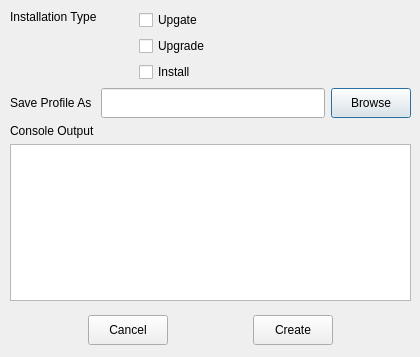
Above: ui/AptOfflineQtCreateProfile.ui from rickysarraf/apt-offline before the change. Below: the same form after it.
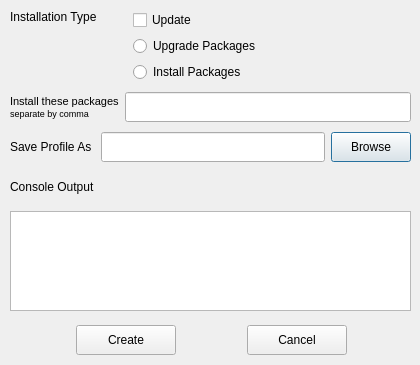
That is the form after the change. Icons and pictures are not drawn.

Commit message: added install packages lineEdit

```diff
--- a/ui/AptOfflineQtCreateProfile.ui
+++ b/ui/AptOfflineQtCreateProfile.ui
@@ -7,7 +7,7 @@
     <x>0</x>
     <y>0</y>
     <width>420</width>
-    <height>357</height>
+    <height>365</height>
    </rect>
   </property>
   <property name="windowTitle">
@@ -19,7 +19,7 @@
      <x>10</x>
      <y>10</y>
      <width>401</width>
-     <height>291</height>
+     <height>301</height>
     </rect>
    </property>
    <layout class="QVBoxLayout" name="verticalLayout">
@@ -33,7 +33,7 @@
         <item>
          <layout class="QVBoxLayout" name="verticalLayout_3">
           <property name="spacing">
-           <number>-1</number>
+           <number>6</number>
           </property>
           <property name="sizeConstraint">
            <enum>QLayout::SetMinimumSize</enum>
@@ -61,21 +61,21 @@
           <item>
            <widget class="QCheckBox" name="chkUpdate">
             <property name="text">
-             <string>Upgate</string>
+             <string>Update</string>
             </property>
            </widget>
           </item>
           <item>
-           <widget class="QCheckBox" name="chkUpgrade">
+           <widget class="QRadioButton" name="radioButton">
             <property name="text">
-             <string>Upgrade</string>
+             <string>Upgrade Packages</string>
             </property>
            </widget>
           </item>
           <item>
-           <widget class="QCheckBox" name="chkInstall">
+           <widget class="QRadioButton" name="radioButton_2">
             <property name="text">
-             <string>Install</string>
+             <string>Install Packages</string>
             </property>
            </widget>
           </item>
@@ -101,10 +101,71 @@
       </item>
      </layout>
     </item>
+    <item>
+     <spacer name="verticalSpacer_2">
+      <property name="orientation">
+       <enum>Qt::Vertical</enum>
+      </property>
+      <property name="sizeType">
+       <enum>QSizePolicy::Fixed</enum>
+      </property>
+      <property name="sizeHint" stdset="0">
+       <size>
+        <width>20</width>
+        <height>4</height>
+       </size>
+      </property>
+     </spacer>
+    </item>
+    <item>
+     <layout class="QHBoxLayout" name="horizontalLayout_6">
+      <property name="sizeConstraint">
+       <enum>QLayout::SetDefaultConstraint</enum>
+      </property>
+      <item>
+       <widget class="QLabel" name="lblPackageList">
+        <property name="text">
+         <string>&lt;!DOCTYPE HTML PUBLIC &quot;-//W3C//DTD HTML 4.0//EN&quot; &quot;http://www.w3.org/TR/REC-html40/strict.dtd&quot;&gt;
+&lt;html&gt;&lt;head&gt;&lt;meta name=&quot;qrichtext&quot; content=&quot;1&quot; /&gt;&lt;style type=&quot;text/css&quot;&gt;
+p, li { white-space: pre-wrap; }
+&lt;/style&gt;&lt;/head&gt;&lt;body style=&quot; font-family:'DejaVu Sans'; font-size:8pt; font-weight:400; font-style:normal;&quot;&gt;
+&lt;p style=&quot; margin-top:0px; margin-bottom:0px; margin-left:0px; margin-right:0px; -qt-block-indent:0; text-indent:0px;&quot;&gt;Install these packages&lt;/p&gt;
+&lt;p style=&quot; margin-top:0px; margin-bottom:0px; margin-left:0px; margin-right:0px; -qt-block-indent:0; text-indent:0px;&quot;&gt;&lt;span style=&quot; font-size:7pt;&quot;&gt;separate by comma&lt;/span&gt;&lt;/p&gt;&lt;/body&gt;&lt;/html&gt;</string>
+        </property>
+       </widget>
+      </item>
+      <item>
+       <widget class="QLineEdit" name="packageList">
+        <property name="minimumSize">
+         <size>
+          <width>0</width>
+          <height>30</height>
+         </size>
+        </property>
+       </widget>
+      </item>
+     </layout>
+    </item>
+    <item>
+     <spacer name="verticalSpacer">
+      <property name="orientation">
+       <enum>Qt::Vertical</enum>
+      </property>
+      <property name="sizeType">
+       <enum>QSizePolicy::Fixed</enum>
+      </property>
+      <property name="sizeHint" stdset="0">
+       <size>
+        <width>20</width>
+        <height>4</height>
+       </size>
+      </property>
+     </spacer>
+    </item>
     <item>
      <layout class="QVBoxLayout" name="verticalLayout_5">
       <property name="spacing">
-       <number>-1</number>
+       <number>6</number>
       </property>
       <property name="sizeConstraint">
        <enum>QLayout::SetDefaultConstraint</enum>
@@ -169,7 +230,26 @@
          </widget>
         </item>
         <item>
-         <widget class="QTextEdit" name="txtConsoleOutput"/>
+         <widget class="QTextEdit" name="consoleOutputHolder">
+          <property name="sizePolicy">
+           <sizepolicy hsizetype="Expanding" vsizetype="Fixed">
+            <horstretch>0</horstretch>
+            <verstretch>0</verstretch>
+           </sizepolicy>
+          </property>
+          <property name="minimumSize">
+           <size>
+            <width>0</width>
+            <height>100</height>
+           </size>
+          </property>
+          <property name="maximumSize">
+           <size>
+            <width>16777215</width>
+            <height>100</height>
+           </size>
+          </property>
+         </widget>
         </item>
        </layout>
       </item>
@@ -180,10 +260,10 @@
   <widget class="QWidget" name="horizontalLayoutWidget">
    <property name="geometry">
     <rect>
-     <x>10</x>
-     <y>310</y>
+     <x>11</x>
+     <y>320</y>
      <width>401</width>
-     <height>41</height>
+     <height>40</height>
     </rect>
    </property>
    <layout class="QHBoxLayout" name="horizontalLayout_4">
@@ -201,40 +281,13 @@
      </spacer>
     </item>
     <item>
-     <widget class="QPushButton" name="btnCancel">
-      <property name="minimumSize">
-       <size>
-        <width>0</width>
-        <height>30</height>
-       </size>
+     <widget class="QPushButton" name="createProfileButton">
+      <property name="enabled">
+       <bool>true</bool>
       </property>
-      <property name="text">
-       <string>Cancel</string>
-      </property>
-      <property name="icon">
-       <iconset resource="resources.qrc">
-        <normaloff>:/icons/icons/dialog-cancel.png</normaloff>:/icons/icons/dialog-cancel.png</iconset>
-      </property>
-     </widget>
-    </item>
-    <item>
-     <spacer name="horizontalSpacer_4">
-      <property name="orientation">
-       <enum>Qt::Horizontal</enum>
-      </property>
-      <property name="sizeHint" stdset="0">
-       <size>
-        <width>40</width>
-        <height>20</height>
-       </size>
-      </property>
-     </spacer>
-    </item>
-    <item>
-     <widget class="QPushButton" name="btnCreate">
       <property name="minimumSize">
        <size>
-        <width>0</width>
+        <width>100</width>
         <height>30</height>
        </size>
       </property>
@@ -247,6 +300,36 @@
       </property>
      </widget>
     </item>
+    <item>
+     <spacer name="horizontalSpacer_4">
+      <property name="orientation">
+       <enum>Qt::Horizontal</enum>
+      </property>
+      <property name="sizeHint" stdset="0">
+       <size>
+        <width>40</width>
+        <height>20</height>
+       </size>
+      </property>
+     </spacer>
+    </item>
+    <item>
+     <widget class="QPushButton" name="cancelButton">
+      <property name="minimumSize">
+       <size>
+        <width>100</width>
+        <height>30</height>
+       </size>
+      </property>
+      <property name="text">
+       <string>Cancel</string>
+      </property>
+      <property name="icon">
+       <iconset resource="resources.qrc">
+        <normaloff>:/icons/icons/dialog-cancel.png</normaloff>:/icons/icons/dialog-cancel.png</iconset>
+      </property>
+     </widget>
+    </item>
     <item>
      <spacer name="horizontalSpacer_3">
       <property name="orientation">
```
Left out of the diff: 14 changed lines with no effect on the pictures.
